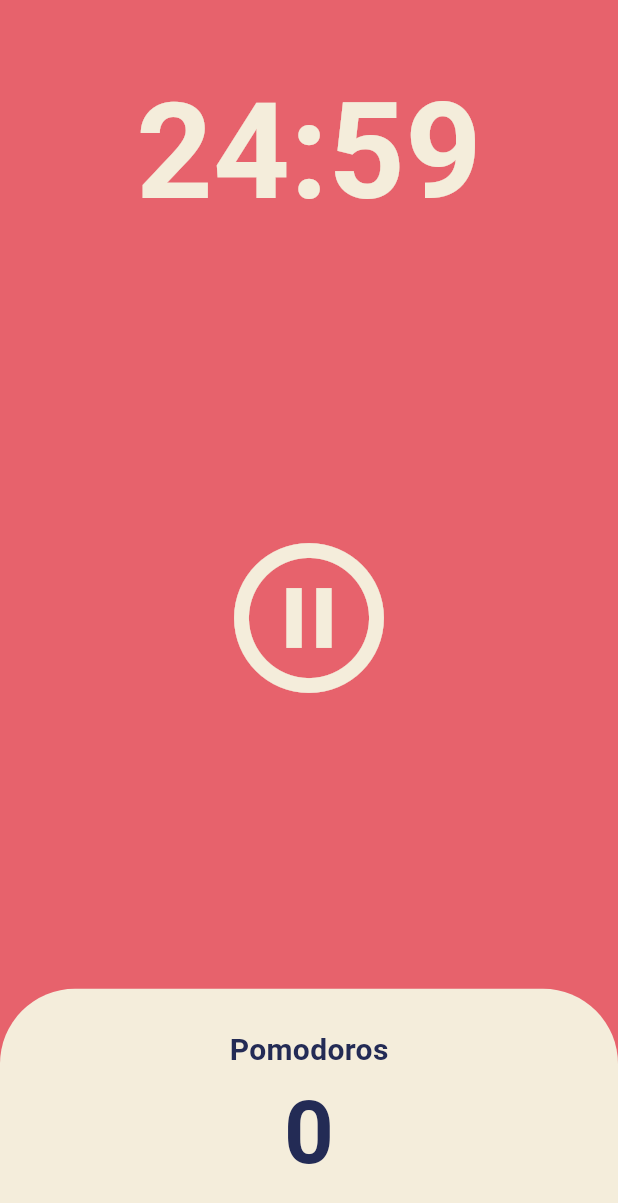
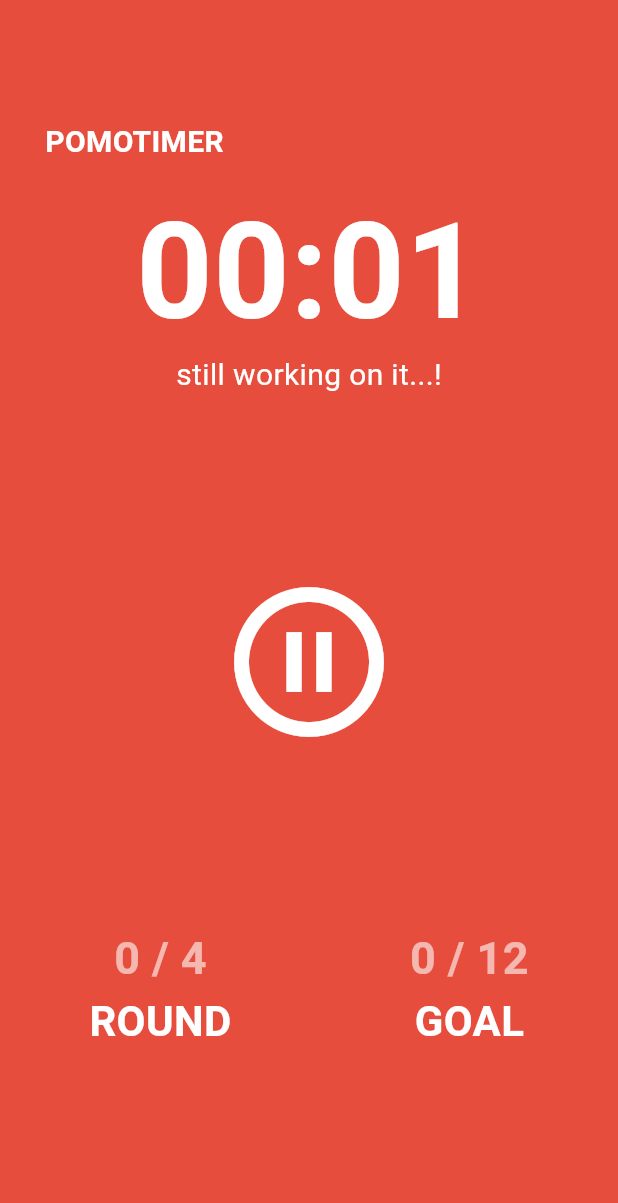
Before and after one commit to byol-han/study-dart-flutter, a Flutter app: the screen it shows after launch, after a tap on the "play circle outline" icon, on a phone screen of 412 x 824 dp. Shown: the top 1203 px of the screen. Run offline on Flutter 3.47's test engine with Material 3 defaults, Android fonts, the phone set to English and light mode, and no system bars.

Commit message:
PomoTimer in progress

```diff
--- a/lib/main.dart
+++ b/lib/main.dart
@@ -1,5 +1,6 @@
 import 'package:flutter/material.dart';
 import 'package:toonflix/screens/home_screen.dart';
+import 'package:toonflix/screens/timer_screen.dart';
 import 'package:toonflix/widgets/button.dart';
 import 'package:toonflix/widgets/currency_card.dart';
 
@@ -7,7 +8,8 @@ void main() {
   // runApp(const App());
   // runApp(const App02());
   // runApp(const App03());
-  runApp(const PomodoroApp());
+  // runApp(const PomodoroApp());
+  runApp(const TimerApp());
 }
 
 // root widget
@@ -252,3 +254,29 @@ class PomodoroApp extends StatelessWidget {
     );
   }
 }
+
+class TimerApp extends StatelessWidget {
+  const TimerApp({super.key});
+  @override
+  Widget build(BuildContext context) {
+    return MaterialApp(
+      theme: ThemeData(
+        colorScheme: const ColorScheme(
+          brightness: Brightness.light,
+          primary: Color(0xFFE7626C),
+          onPrimary: Colors.white,
+          secondary: Color(0xffffffff),
+          onSecondary: Colors.white,
+          surface: Color.fromRGBO(230, 77, 61, 1),
+          onSurface: Colors.black,
+          error: Colors.red,
+          onError: Colors.white,
+        ),
+        textTheme: const TextTheme(
+          displayLarge: TextStyle(color: Color(0xFF232B55)),
+        ),
+      ),
+      home: TimerScreen(),
+    );
+  }
+}
--- /dev/null
+++ b/lib/screens/timer_screen.dart
@@ -0,0 +1,170 @@
+import 'package:flutter/material.dart';
+import 'dart:async';
+
+class TimerScreen extends StatefulWidget {
+  const TimerScreen({super.key});
+
+  @override
+  State<TimerScreen> createState() => _TimerScreenState();
+}
+
+class _TimerScreenState extends State<TimerScreen> {
+  static const twentyFiveMinutes = 2;
+  int totalSeconds = twentyFiveMinutes;
+  bool isRunning = false;
+  int totalPomodoros = 0;
+  int totalGoal = 0;
+  late Timer timer;
+
+  void onTick(Timer timer) {
+    if (totalSeconds == 0) {
+      setState(() {
+        totalPomodoros++;
+        if (totalPomodoros % 4 == 0) {
+          totalGoal++;
+        }
+        isRunning = false;
+        totalSeconds = twentyFiveMinutes;
+      });
+      timer.cancel();
+    } else {
+      setState(() {
+        totalSeconds = totalSeconds - 1;
+      });
+    }
+  }
+
+  void onStartPressed() {
+    timer = Timer.periodic(const Duration(seconds: 1), onTick);
+    setState(() {
+      isRunning = true;
+    });
+  }
+
+  void onPausePressed() {
+    timer.cancel();
+    setState(() {
+      isRunning = false;
+    });
+  }
+
+  String format(int seconds) {
+    var duration = Duration(seconds: seconds);
+    return duration.toString().split(".").first.substring(2, 7);
+  }
+
+  @override
+  Widget build(BuildContext context) {
+    return Scaffold(
+      backgroundColor: Theme.of(context).colorScheme.surface,
+      body: Column(
+        children: [
+          Flexible(
+            flex: 1,
+            child: Container(
+              alignment: Alignment.topLeft,
+              padding: const EdgeInsets.only(left: 30, top: 80),
+              child: Text(
+                'POMOTIMER',
+                style: TextStyle(
+                  color: Theme.of(context).colorScheme.secondary,
+                  fontSize: 20,
+                  fontWeight: FontWeight.w600,
+                ),
+              ),
+            ),
+          ),
+          Flexible(
+            flex: 1,
+            child: Container(
+              alignment: Alignment.bottomCenter,
+              child: Text(
+                format(totalSeconds),
+                style: TextStyle(
+                  color: Theme.of(context).colorScheme.secondary,
+                  fontSize: 89,
+                  fontWeight: FontWeight.w600,
+                ),
+              ),
+            ),
+          ),
+          Flexible(
+            child: Text(
+              'still working on it...!',
+              style: TextStyle(
+                color: Theme.of(context).colorScheme.secondary,
+                fontSize: 20,
+              ),
+            ),
+          ),
+          Flexible(
+            flex: 3,
+            child: Center(
+              child: IconButton(
+                iconSize: 120,
+                color: Theme.of(context).colorScheme.secondary,
+                onPressed: isRunning ? onPausePressed : onStartPressed,
+                icon: isRunning
+                    ? Icon(Icons.pause_circle_outline)
+                    : Icon(Icons.play_circle_outline),
+              ),
+            ),
+          ),
+
+          Flexible(
+            flex: 1,
+            child: Row(
+              mainAxisAlignment: MainAxisAlignment.spaceAround,
+              children: [
+                Column(
+                  children: [
+                    Text(
+                      '$totalPomodoros / 4',
+                      style: TextStyle(
+                        fontSize: 30,
+                        fontWeight: FontWeight.w600,
+                        color: Theme.of(
+                          context,
+                        ).colorScheme.secondary.withOpacity(0.6),
+                      ),
+                    ),
+                    Text(
+                      'ROUND',
+                      style: TextStyle(
+                        fontSize: 28,
+                        fontWeight: FontWeight.w600,
+                        color: Theme.of(context).colorScheme.secondary,
+                      ),
+                    ),
+                  ],
+                ),
+                Column(
+                  children: [
+                    Text(
+                      '$totalGoal / 12',
+                      style: TextStyle(
+                        fontSize: 30,
+                        fontWeight: FontWeight.w600,
+                        color: Theme.of(
+                          context,
+                        ).colorScheme.secondary.withOpacity(0.6),
+                      ),
+                    ),
+                    Text(
+                      'GOAL',
+                      style: TextStyle(
+                        fontSize: 28,
+                        fontWeight: FontWeight.w600,
+                        color: Theme.of(context).colorScheme.secondary,
+                      ),
+                    ),
+                  ],
+                ),
+              ],
+            ),
+          ),
+        ],
+      ),
+    );
+  }
+}
```
